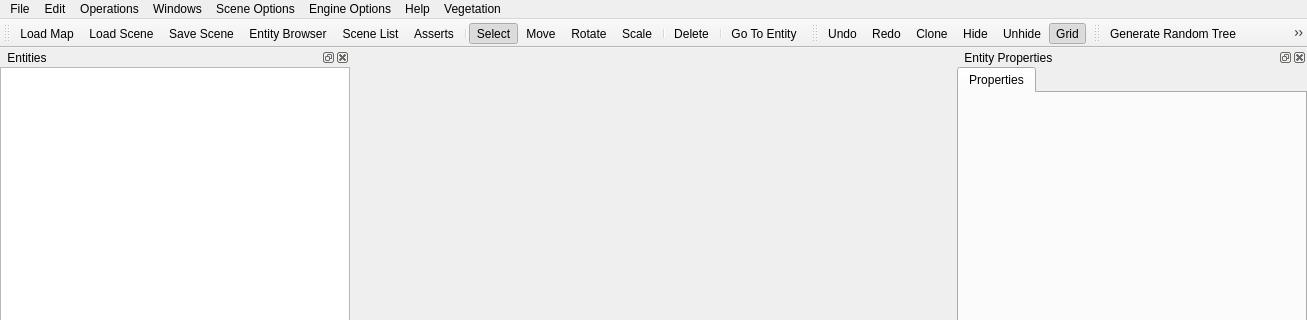
This is Source/ZEditor/ZEDSceneEditor/ZEDSceneEditor.ui in orcun-gokbulut/ze as Qt 5 draws it before an edit; both pictures show x 0 to 1307 and y 0 to 320 of the 1307 by 856 pixel window. The edited form follows.
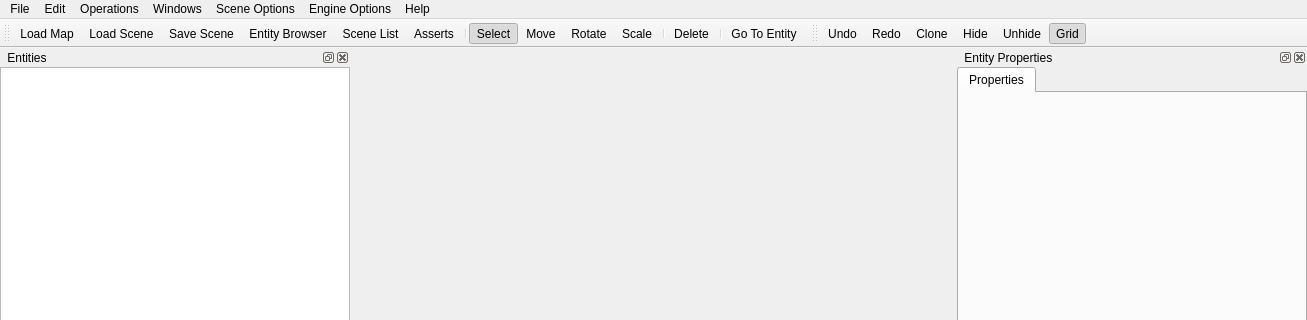
This is the edited form. Icons and pictures are not drawn.

The edit to the form file:
```diff
--- a/Source/ZEditor/ZEDSceneEditor/ZEDSceneEditor.ui
+++ b/Source/ZEditor/ZEDSceneEditor/ZEDSceneEditor.ui
@@ -252,7 +252,7 @@
      <x>0</x>
      <y>0</y>
      <width>1307</width>
-     <height>22</height>
+     <height>18</height>
     </rect>
    </property>
    <widget class="QMenu" name="menuFile">
@@ -359,15 +359,6 @@
     <addaction name="separator"/>
     <addaction name="CopyAction"/>
    </widget>
-   <widget class="QMenu" name="menuVegetation">
-    <property name="title">
-     <string>Vegetation</string>
-    </property>
-    <addaction name="actionGenerate_Random_Tree"/>
-    <addaction name="actionGenerate_Random_Bush"/>
-    <addaction name="actionGenerate_Random_Flower"/>
-    <addaction name="actionGenerate_Random_Grass_Area"/>
-   </widget>
    <addaction name="menuFile"/>
    <addaction name="menuEdit_2"/>
    <addaction name="menuEdit"/>
@@ -375,7 +366,6 @@
    <addaction name="menuScene_Options"/>
    <addaction name="menuEngine"/>
    <addaction name="menuHelp"/>
-   <addaction name="menuVegetation"/>
   </widget>
   <widget class="QDockWidget" name="AssertsWindow">
    <property name="minimumSize">
@@ -584,21 +574,6 @@
    <addaction name="UnhideAction"/>
    <addaction name="GridToogleAction"/>
   </widget>
-  <widget class="QToolBar" name="VegetationToolbar">
-   <property name="windowTitle">
-    <string>toolBar</string>
-   </property>
-   <attribute name="toolBarArea">
-    <enum>TopToolBarArea</enum>
-   </attribute>
-   <attribute name="toolBarBreak">
-    <bool>false</bool>
-   </attribute>
-   <addaction name="actionGenerate_Random_Tree"/>
-   <addaction name="actionGenerate_Random_Bush"/>
-   <addaction name="actionGenerate_Random_Flower"/>
-   <addaction name="actionGenerate_Random_Grass_Area"/>
-  </widget>
   <action name="LoadAction">
    <property name="icon">
     <iconset resource="../../EditorVisuals/MapEditor.qrc">
```
Left out of the diff: 76 changed lines with no effect on the pictures.
